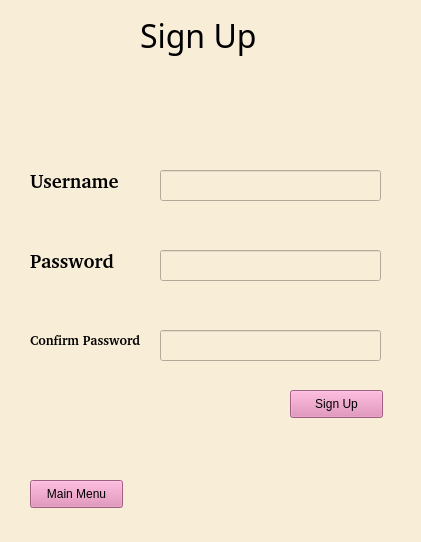
Before: the Qt Designer form signup.ui in hanss27/Caslab7, drawn with Qt 5.
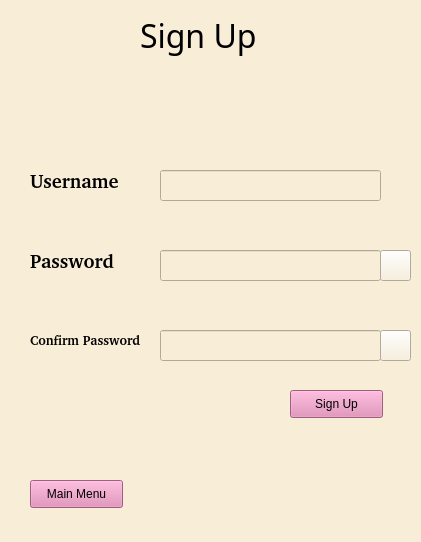
After: the same form once the commit is applied. Icons and pictures are not drawn.

Commit message: fixed signup window

```diff
--- a/signup.ui
+++ b/signup.ui
@@ -166,6 +166,66 @@
      <string>Main Menu</string>
     </property>
    </widget>
+   <widget class="QPushButton" name="visiblebutton">
+    <property name="geometry">
+     <rect>
+      <x>380</x>
+      <y>250</y>
+      <width>31</width>
+      <height>31</height>
+     </rect>
+    </property>
+    <property name="cursor">
+     <cursorShape>PointingHandCursor</cursorShape>
+    </property>
+    <property name="styleSheet">
+     <string notr="true">background-image : url(invisible.png)</string>
+    </property>
+    <property name="text">
+     <string/>
+    </property>
+   </widget>
+   <widget class="QPushButton" name="visiblebutton_2">
+    <property name="geometry">
+     <rect>
+      <x>380</x>
+      <y>330</y>
+      <width>31</width>
+      <height>31</height>
+     </rect>
+    </property>
+    <property name="cursor">
+     <cursorShape>PointingHandCursor</cursorShape>
+    </property>
+    <property name="styleSheet">
+     <string notr="true">background-image : url(invisible.png)</string>
+    </property>
+    <property name="text">
+     <string/>
+    </property>
+   </widget>
+   <widget class="QLabel" name="cond">
+    <property name="geometry">
+     <rect>
+      <x>20</x>
+      <y>420</y>
+      <width>291</width>
+      <height>51</height>
+     </rect>
+    </property>
+    <property name="font">
+     <font>
+      <family>MS Shell Dlg 2</family>
+      <pointsize>10</pointsize>
+     </font>
+    </property>
+    <property name="layoutDirection">
+     <enum>Qt::LeftToRight</enum>
+    </property>
+    <property name="text">
+     <string/>
+    </property>
+   </widget>
   </widget>
   <widget class="QStatusBar" name="statusbar"/>
  </widget>
```
The commit also changes 4 other files.
